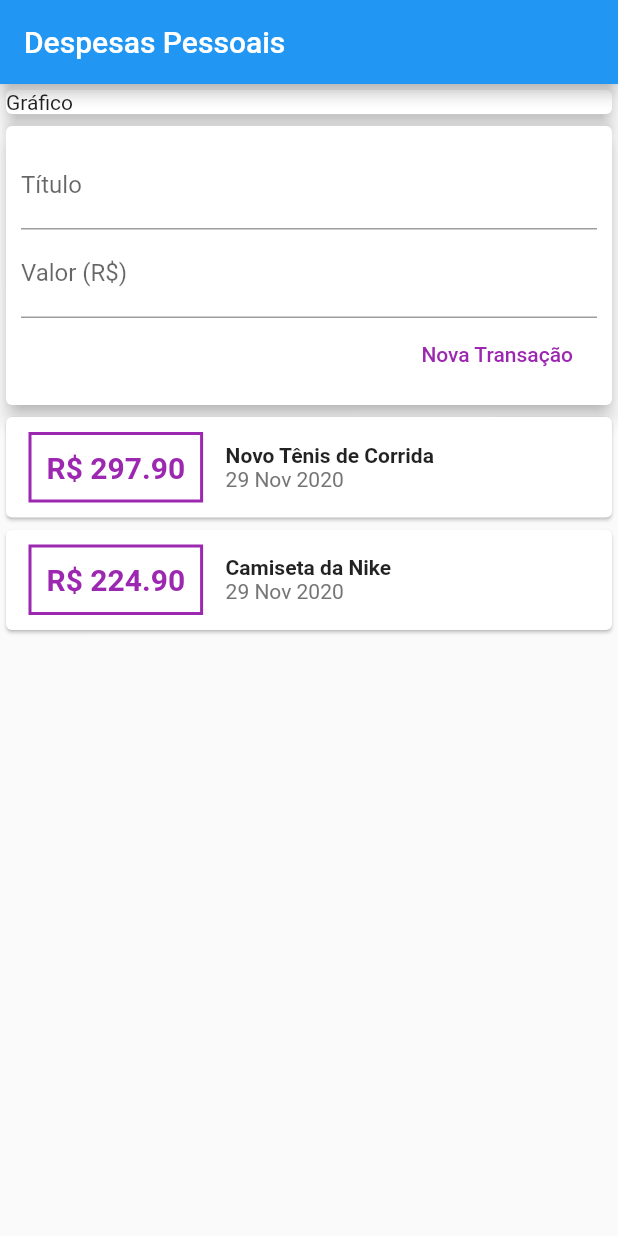
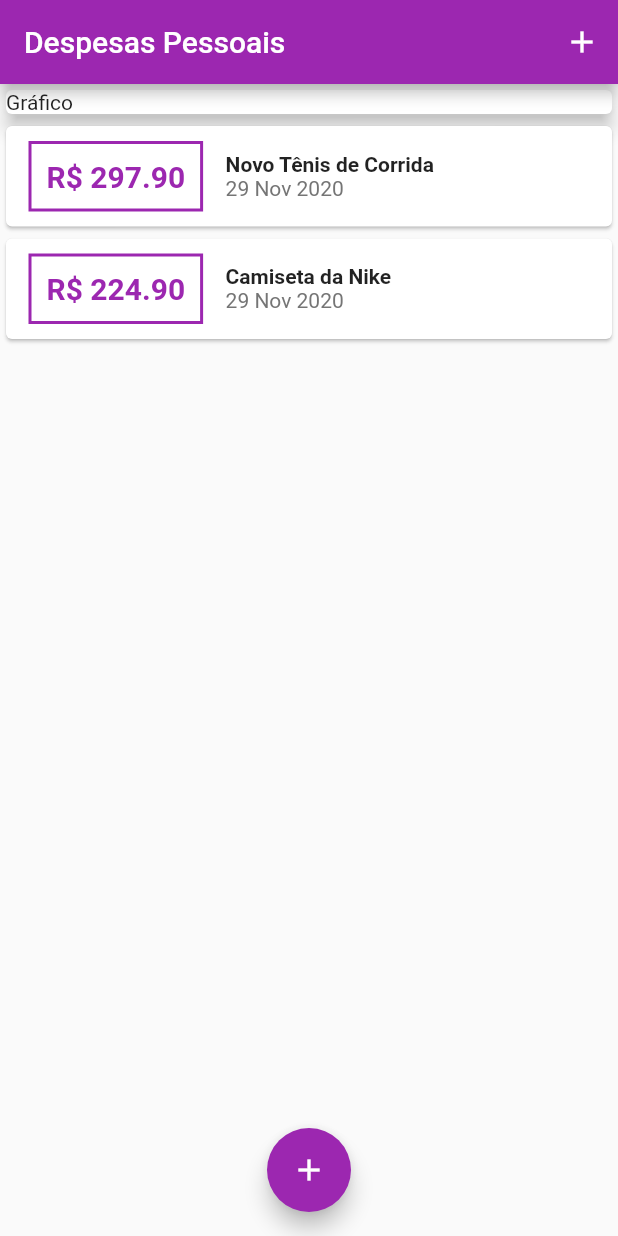
Before and after one commit to raphael251/expanses, a Flutter app: the screen it shows after launch, on a phone screen of 412 x 824 dp. Run offline on Flutter 3.47's test engine with Material 2 defaults, Android fonts, the phone set to English and light mode, and no system bars.

Commit message:
chore: move the transaction user widget content to myHomePage and transform myHomePage in a Stateful widget

```diff
--- a/lib/components/transaction_user.dart
+++ /dev/null
@@ -1,51 +0,0 @@
-import 'dart:math';
-
-import '../models/transaction.dart';
-import 'package:flutter/material.dart';
-import './transaction_form.dart';
-import './transaction_list.dart';
-
-class TransactionUser extends StatefulWidget {
-  @override
-  _TransactionUserState createState() => _TransactionUserState();
-}
-
-class _TransactionUserState extends State<TransactionUser> {
-  final _transactions = [
-    Transaction(
-      id: 't1',
-      title: 'Novo Tênis de Corrida',
-      value: 297.90,
-      date: DateTime.now(),
-    ),
-    Transaction(
-      id: 't2',
-      title: 'Camiseta da Nike',
-      value: 224.90,
-      date: DateTime.now(),
-    ),
-  ];
-
-  _addTransaction(String title, double value) {
-    final Transaction newTransaction = Transaction(
-      id: Random().nextDouble().toString(),
-      title: title,
-      value: value,
-      date: DateTime.now(),
-    );
-
-    setState(() {
-      _transactions.add(newTransaction);
-    });
-  }
-
-  @override
-  Widget build(BuildContext context) {
-    return Column(
-      children: [
-        TransactionForm(_addTransaction),
-        TransactionList(_transactions),
-      ],
-    );
-  }
-}
--- a/lib/main.dart
+++ b/lib/main.dart
@@ -1,5 +1,9 @@
-import 'package:expenses/components/transaction_user.dart';
+import 'components/transaction_form.dart';
 import 'package:flutter/material.dart';
+import 'models/transaction.dart';
+import 'components/transaction_form.dart';
+import 'components/transaction_list.dart';
+import 'dart:math';
 
 main() => runApp(ExpensesApp());
 
@@ -12,12 +16,61 @@ class ExpensesApp extends StatelessWidget {
   }
 }
 
-class MyHomePage extends StatelessWidget {
+class MyHomePage extends StatefulWidget {
+  @override
+  _MyHomePageState createState() => _MyHomePageState();
+}
+
+class _MyHomePageState extends State<MyHomePage> {
+  final _transactions = [
+    Transaction(
+      id: 't1',
+      title: 'Novo Tênis de Corrida',
+      value: 297.90,
+      date: DateTime.now(),
+    ),
+    Transaction(
+      id: 't2',
+      title: 'Camiseta da Nike',
+      value: 224.90,
+      date: DateTime.now(),
+    ),
+  ];
+
+  _addTransaction(String title, double value) {
+    final Transaction newTransaction = Transaction(
+      id: Random().nextDouble().toString(),
+      title: title,
+      value: value,
+      date: DateTime.now(),
+    );
+
+    setState(() {
+      _transactions.add(newTransaction);
+    });
+  }
+
+  _openTransactionFormModal(BuildContext context) {
+    showModalBottomSheet(
+      context: context,
+      builder: (_) {
+        return TransactionForm(_addTransaction);
+      },
+    );
+  }
+
   @override
   Widget build(BuildContext context) {
     return Scaffold(
       appBar: AppBar(
         title: Text('Despesas Pessoais'),
+        backgroundColor: Colors.purple,
+        actions: [
+          IconButton(
+            icon: Icon(Icons.add),
+            onPressed: () => _openTransactionFormModal(context),
+          )
+        ],
       ),
       body: SingleChildScrollView(
         child: Column(
@@ -30,10 +83,16 @@ class MyHomePage extends StatelessWidget {
                 elevation: 5,
               ),
             ),
-            TransactionUser(),
+            TransactionList(_transactions),
           ],
         ),
       ),
+      floatingActionButton: FloatingActionButton(
+        child: Icon(Icons.add),
+        onPressed: () => _openTransactionFormModal(context),
+        backgroundColor: Colors.purple,
+      ),
+      floatingActionButtonLocation: FloatingActionButtonLocation.centerFloat,
     );
   }
 }
```
